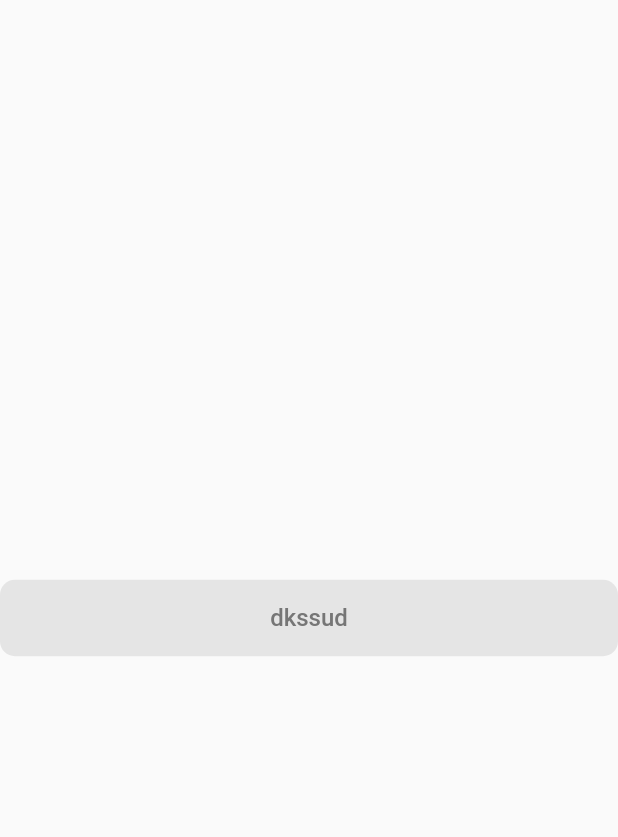
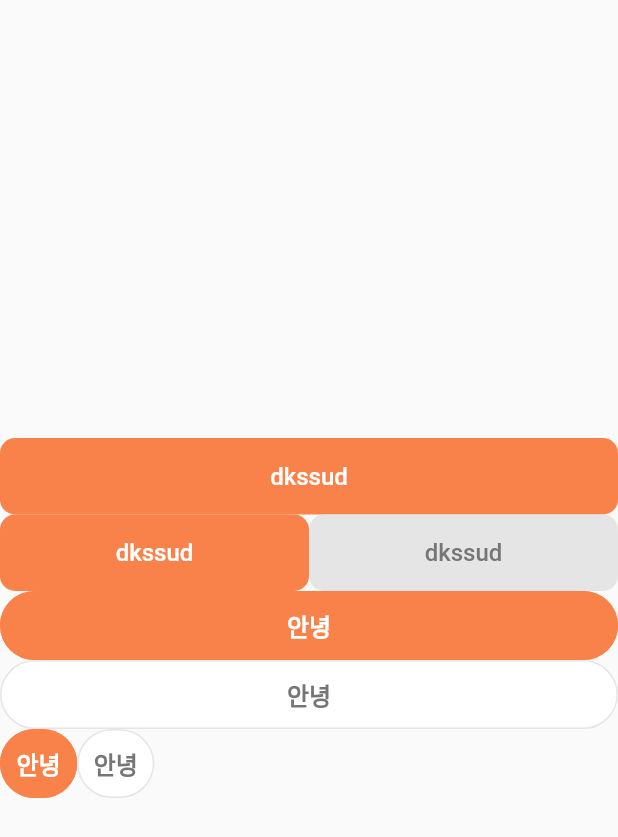
Before and after one commit to dosilv/talk-project, a Flutter app: the screen it shows after launch, on a phone screen of 412 x 824 dp. Shown: the top 837 px of the screen. Run offline on Flutter 3.47's test engine with Material 2 defaults, Android fonts, the phone set to English and light mode, and no system bars; our stand-ins replace get; Roboto replaces fonts that are missing (Noto Sans KR).

Commit message:
Fix : default_button, round_button 수정
- small_button과 default_button 통일 사용 결정
- 모든 버튼은 단독 사용 시, 텍스트 및 패딩에 맞게 사이즈가 결정됨
- 버튼은 materail, inkwell, container로 구성되어, 실 사용에 맞게 expaned 등 추가 사용

```diff
--- a/lib/ui/home/home.dart
+++ b/lib/ui/home/home.dart
@@ -2,8 +2,7 @@
 import 'package:flutter/material.dart';
 import 'package:get/route_manager.dart';
 import 'package:humilylab_talk/ui/widget/custom_date_picker.dart';
-import 'package:humilylab_talk/ui/widget/default_button.dart';
-import 'package:humilylab_talk/ui/widget/small_button.dart';
+import 'package:humilylab_talk/ui/widget/widget_demo.dart';
 
 class Home extends StatefulWidget {
   const Home({Key? key}) : super(key: key);
@@ -29,19 +28,7 @@ class _HomeState extends State<Home> {
   @override
   Widget build(BuildContext context) {
     return Scaffold(
-      body: Center(
-        child: Column(
-          mainAxisAlignment: MainAxisAlignment.center,
-          children: [
-            DefaultButton(
-                text: 'dkssud',
-                activated: true,
-                onTap: () {
-                  print('ddd');
-                }),
-          ],
-        ),
-      ),
+      body: WidgetDemo(),
     );
   }
 }
--- a/lib/ui/widget/center_modal.dart
+++ b/lib/ui/widget/center_modal.dart
@@ -37,18 +37,18 @@ class CenterModal extends StatelessWidget {
                 children: cancelText == null
                     ? [
                         DefaultButton(
-                            text: confirmText, disabled: false, onTap: () {})
+                            text: confirmText, activated: false, onTap: () {})
                       ]
                     : [
                         DefaultButton(
                             text: cancelText!,
-                            disabled: true,
+                            activated: true,
                             onTap: () {
                               Get.back();
                             }),
                         const SizedBox(width: 10),
                         DefaultButton(
-                            text: confirmText, disabled: false, onTap: () {}),
+                            text: confirmText, activated: false, onTap: () {}),
                       ],
               )
             ],
--- a/lib/ui/widget/default_button.dart
+++ b/lib/ui/widget/default_button.dart
@@ -17,32 +17,26 @@ class DefaultButton extends StatelessWidget {
 
   @override
   Widget build(BuildContext context) {
-    return Row(
-      children: [
-        Expanded(
-          child: Material(
+    return Material(
       borderRadius: BorderRadius.circular(10),
-            color: activated ? LIGHT_GRAY : PRIMARY,
+      color: activated ? PRIMARY : LIGHT_GRAY,
       child: InkWell(
         highlightColor: Colors.white24,
         splashColor: Colors.transparent,
         onTap: onTap,
         borderRadius: BorderRadius.circular(10),
         child: Container(
+          alignment: Alignment.center,
           padding: EdgeInsets.all(verticalPadding),
-                alignment: Alignment.center,
           child: Text(
             text,
             style: Theme.of(context)
                 .textTheme
                 .bodyText2
-                      ?.copyWith(color: activated ? DEEP_GRAY : WHITE),
+                ?.copyWith(color: activated ? WHITE : DEEP_GRAY),
           ),
         ),
       ),
-          ),
-        ),
-      ],
     );
   }
 }
--- a/lib/ui/widget/round_button.dart
+++ b/lib/ui/widget/round_button.dart
@@ -2,44 +2,45 @@ import 'package:flutter/material.dart';
 import 'package:humilylab_talk/theme/color.dart';
 
 class RoundButton extends StatelessWidget {
-  const RoundButton({
-    required this.text,
-    required this.activated,
-    required this.onTap,
-    required this.height,
-  });
-
   final bool activated;
   final VoidCallback onTap;
   final String text;
-  final double height;
+  final double verticalPadding;
+
+  const RoundButton({
+    Key? key,
+    required this.activated,
+    required this.onTap,
+    required this.text,
+    this.verticalPadding = 10,
+  }) : super(key: key);
 
   @override
   Widget build(BuildContext context) {
-    return Expanded(
-      child: GestureDetector(
+    return Material(
+      borderRadius: BorderRadius.circular(100),
+      color: activated ? PRIMARY : WHITE,
+      child: InkWell(
+        highlightColor: Colors.white24,
+        splashColor: Colors.transparent,
         onTap: onTap,
+        borderRadius: BorderRadius.circular(100),
         child: Container(
-          height: height,
-          // TODO : 패딩이 필요할까..?
-          padding: const EdgeInsets.all(11),
+          alignment: Alignment.center,
+          padding: EdgeInsets.all(verticalPadding),
           decoration: BoxDecoration(
+            borderRadius: BorderRadius.circular(100),
             border: Border.all(
               width: 1,
-              color: activated ? LIGHT_GRAY : PRIMARY,
+              color: activated ? PRIMARY : LIGHT_GRAY,
             ),
-            borderRadius: BorderRadius.circular(100),
-            color: activated ? null : PRIMARY,
           ),
-          child: Center(
-            child: Text(
-              text,
-              style: TextStyle(
-                fontSize: 16,
-                fontWeight: FontWeight.w600,
-                color: activated ? DEEP_GRAY : WHITE,
-              ),
-            ),
+          child: Text(
+            text,
+            style: Theme.of(context).textTheme.bodyText2?.copyWith(
+                  color: activated ? WHITE : DEEP_GRAY,
+                  fontWeight: FontWeight.w600,
+                ),
           ),
         ),
       ),
--- /dev/null
+++ b/lib/ui/widget/widget_demo.dart
@@ -0,0 +1,54 @@
+import 'package:flutter/material.dart';
+import 'package:humilylab_talk/ui/widget/default_button.dart';
+import 'package:humilylab_talk/ui/widget/round_button.dart';
+
+class WidgetDemo extends StatelessWidget {
+  const WidgetDemo({
+    Key? key,
+  }) : super(key: key);
+
+  @override
+  Widget build(BuildContext context) {
+    return Center(
+      child: Column(
+        mainAxisAlignment: MainAxisAlignment.center,
+        children: [
+          DefaultButton(
+              text: 'dkssud',
+              activated: true,
+              onTap: () {
+                print('ddd');
+              }),
+          Row(
+            children: [
+              Expanded(
+                child: DefaultButton(
+                    text: 'dkssud',
+                    activated: true,
+                    onTap: () {
+                      print('ddd');
+                    }),
+              ),
+              Expanded(
+                child: DefaultButton(
+                    text: 'dkssud',
+                    activated: false,
+                    onTap: () {
+                      print('ddd');
+                    }),
+              ),
+            ],
+          ),
+          RoundButton(activated: true, onTap: () {}, text: '안녕'),
+          RoundButton(activated: false, onTap: () {}, text: '안녕'),
+          Row(
+            children: [
+              RoundButton(activated: true, onTap: () {}, text: '안녕'),
+              RoundButton(activated: false, onTap: () {}, text: '안녕')
+            ],
+          )
+        ],
+      ),
+    );
+  }
+}
```
Also changed, not shown: lib/ui/widget/small_button.dart (deleted, +0 -48 lines). Lines whose indentation alone changed are shown as unchanged.
